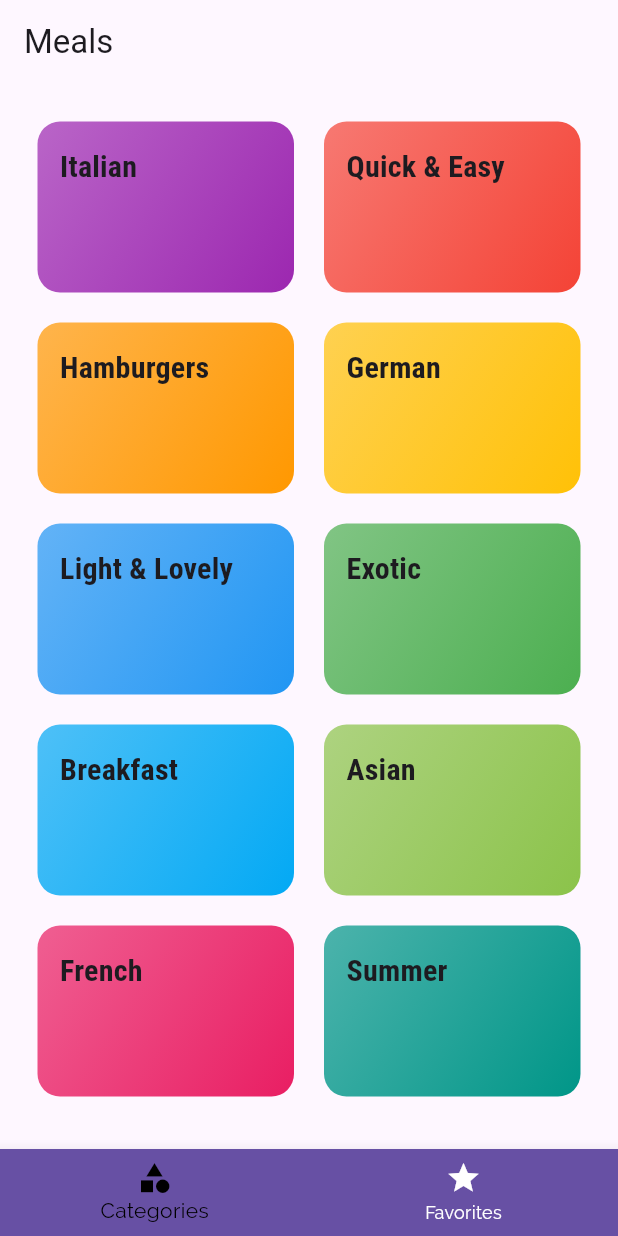
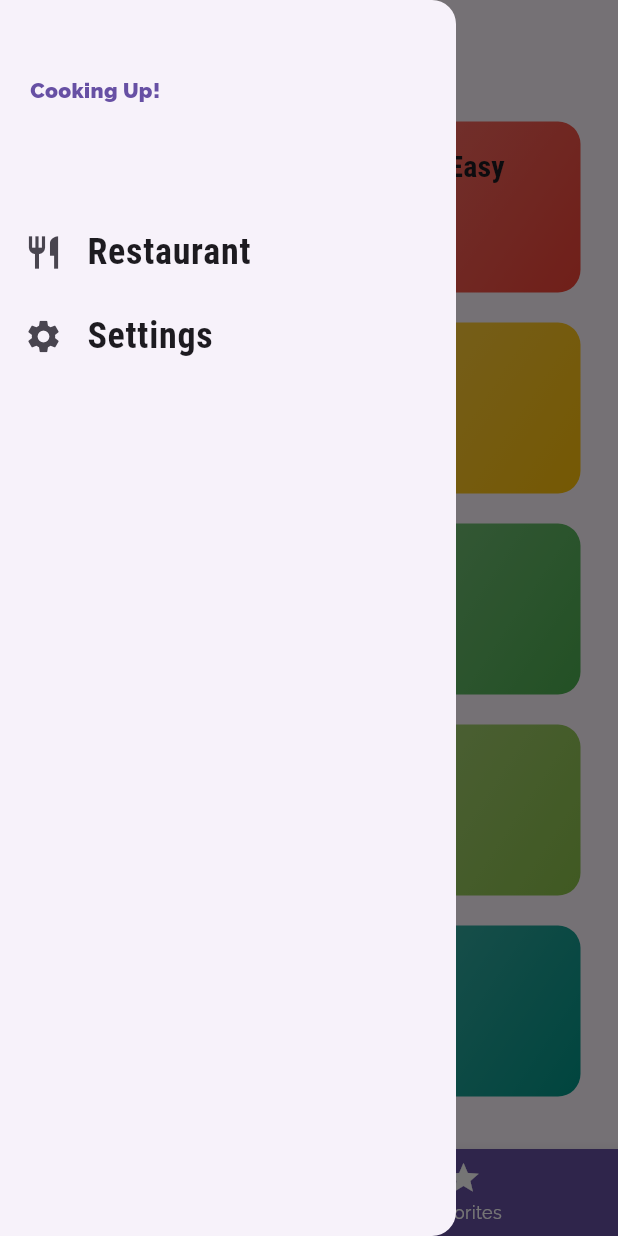
Before and after one commit to Armiron/meals, a Flutter app: the screen it shows after launch, with the side drawer open (before the commit the screen has no drawer), on a phone screen of 412 x 824 dp. Run offline on Flutter 3.47's test engine with Material 3 defaults, Android fonts, the phone set to English and light mode, and no system bars.

```diff
--- a/lib/main.dart
+++ b/lib/main.dart
@@ -1,4 +1,5 @@
 import 'package:flutter/material.dart';
+import 'screens/filters_screen.dart';
 import 'screens/tabs_screen.dart';
 import 'screens/meal_detail_screen.dart';
 import 'screens/category_meals_screen.dart';
@@ -40,7 +41,8 @@ class MyApp extends StatelessWidget {
         // '/': (context) => TabsScreen(),
         // '/category-meals': (context) => CategoryMealsScreen(),
         CategoryMealsScreen.routeName: (context) => CategoryMealsScreen(),
-        MealDetailScreen.routeName: (context) => MealDetailScreen()
+        MealDetailScreen.routeName: (context) => MealDetailScreen(),
+        FiltersScreen.routeName: (context) => FiltersScreen(),
       },
       onGenerateRoute: (settings) {
         print(settings.arguments);
--- a/lib/screens/meal_detail_screen.dart
+++ b/lib/screens/meal_detail_screen.dart
@@ -82,6 +82,12 @@ class MealDetailScreen extends StatelessWidget {
           )
         ]),
       ),
+      floatingActionButton: FloatingActionButton(
+        child: Icon(Icons.delete),
+        onPressed: () {
+          Navigator.of(context).pop(mealId);
+        },
+      ),
     );
   }
 }
--- a/lib/screens/tabs_screen.dart
+++ b/lib/screens/tabs_screen.dart
@@ -1,4 +1,5 @@
 import 'package:flutter/material.dart';
+import '../widgets/main_drawer.dart';
 import 'favorites_screen.dart';
 import 'categories_screen.dart';
 
@@ -37,6 +38,7 @@ class _TabsScreenState extends State<TabsScreen> {
       appBar: AppBar(
         title: Text('Meals'),
       ),
+      drawer: MainDrawer(),
       body: _pages[_selectedPageIndex],
       bottomNavigationBar: BottomNavigationBar(
         onTap: _selectPage,
--- /dev/null
+++ b/lib/widgets/main_drawer.dart
@@ -0,0 +1,66 @@
+import 'package:flutter/material.dart';
+import '../screens/filters_screen.dart';
+
+class MainDrawer extends StatelessWidget {
+  const MainDrawer({Key? key}) : super(key: key);
+
+  Widget buildListTile(String title, IconData icon, Function tapHandler) {
+    return ListTile(
+      leading: Icon(
+        icon,
+        size: 26,
+      ),
+      title: Text(
+        title,
+        style: TextStyle(
+          fontFamily: 'RobotoCondensed',
+          fontSize: 24,
+          fontWeight: FontWeight.bold,
+        ),
+      ),
+      onTap: () {
+        tapHandler();
+      },
+    );
+  }
+
+  @override
+  Widget build(BuildContext context) {
+    return Drawer(
+      child: Column(children: [
+        Container(
+          height: 120,
+          width: double.infinity,
+          padding: EdgeInsets.all(20),
+          alignment: Alignment.centerLeft,
+          // color: ,
+          child: Text(
+            'Cooking Up!',
+            style: TextStyle(
+              fontWeight: FontWeight.w900,
+              color: Theme.of(context).primaryColor,
+            ),
+          ),
+        ),
+        SizedBox(
+          height: 20,
+        ),
+        buildListTile(
+          'Restaurant',
+          Icons.restaurant,
+          () {
+            Navigator.of(context).pushReplacementNamed('/');
+            // instead of pushNamed to not add new one on the stack, removes back button
+          },
+        ),
+        buildListTile(
+          'Settings',
+          Icons.settings,
+          () {
+            Navigator.of(context).pushReplacementNamed(FiltersScreen.routeName);
+          },
+        ),
+      ]),
+    );
+  }
+}
```
Also changed, not shown: lib/screens/category_meals_screen.dart (+47 -16 lines), lib/screens/filters_screen.dart (added, +20 -0 lines), lib/widgets/meal_item.dart (+10 -1 lines).
